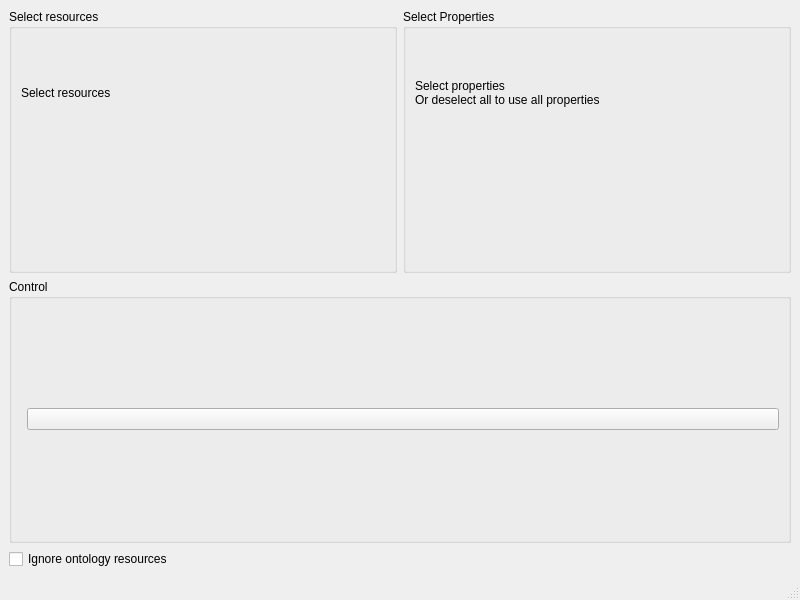
Qt form runtime/graphviz/mainWindow.ui (KDE/nepomuk-web-extractor) before a commit.
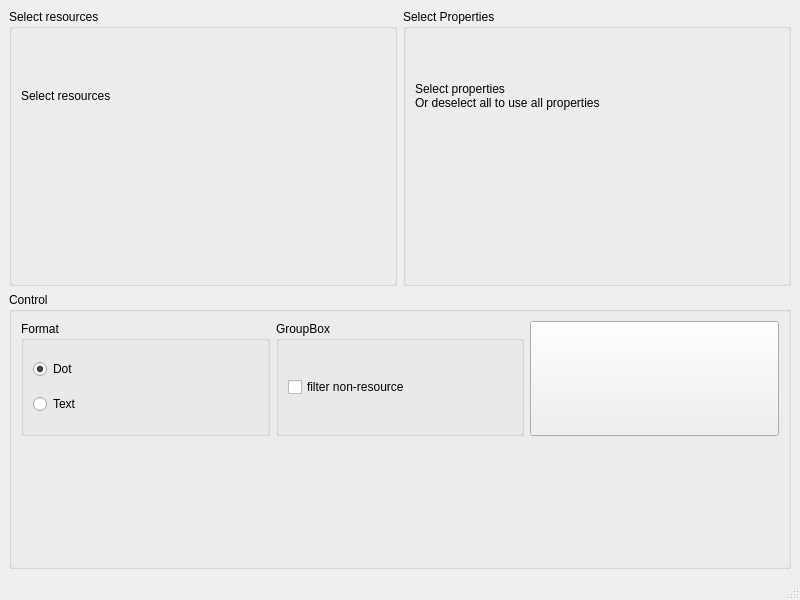
The same form after that commit. Custom widgets are drawn as their Qt base class.

The edit to the form file:
```diff
--- a/runtime/graphviz/mainWindow.ui
+++ b/runtime/graphviz/mainWindow.ui
@@ -59,30 +59,65 @@
       <property name="title">
        <string>Control</string>
       </property>
-      <layout class="QHBoxLayout" name="horizontalLayout">
-       <item>
-        <widget class="KUrlRequester" name="resultFileRequester"/>
+      <layout class="QGridLayout" name="gridLayout_2">
+       <item row="0" column="0">
+        <widget class="QGroupBox" name="groupBox_4">
+         <property name="title">
+          <string>Format</string>
+         </property>
+         <layout class="QVBoxLayout" name="verticalLayout_3">
+          <item>
+           <widget class="QRadioButton" name="dotRadioButton">
+            <property name="text">
+             <string>Dot</string>
+            </property>
+            <property name="checked">
+             <bool>true</bool>
+            </property>
+           </widget>
+          </item>
+          <item>
+           <widget class="QRadioButton" name="textRadioButton">
+            <property name="text">
+             <string>Text</string>
+            </property>
+           </widget>
+          </item>
+         </layout>
+        </widget>
        </item>
-       <item>
+       <item row="0" column="1">
+        <widget class="QGroupBox" name="groupBox_5">
+         <property name="title">
+          <string>GroupBox</string>
+         </property>
+         <layout class="QVBoxLayout" name="verticalLayout_4">
+          <item>
+           <widget class="QCheckBox" name="nonresourceFilterCheckBox">
+            <property name="text">
+             <string>filter non-resource</string>
+            </property>
+           </widget>
+          </item>
+         </layout>
+        </widget>
+       </item>
+       <item row="0" column="3">
         <widget class="KPushButton" name="applybutton">
          <property name="sizePolicy">
-          <sizepolicy hsizetype="MinimumExpanding" vsizetype="Fixed">
+          <sizepolicy hsizetype="Minimum" vsizetype="Preferred">
            <horstretch>0</horstretch>
            <verstretch>0</verstretch>
           </sizepolicy>
          </property>
         </widget>
        </item>
+       <item row="1" column="0" colspan="2">
+        <widget class="KUrlRequester" name="resultFileRequester"/>
+       </item>
       </layout>
      </widget>
     </item>
-    <item row="2" column="0">
-     <widget class="QCheckBox" name="ignoreOntologyCheckBox">
-      <property name="text">
-       <string>Ignore ontology resources</string>
-      </property>
-     </widget>
-    </item>
    </layout>
   </widget>
   <widget class="QMenuBar" name="menubar">
```
